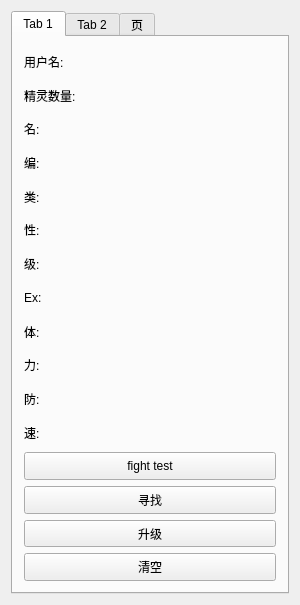
Qt form widget.ui (BuWH/Pokemon) before a commit.
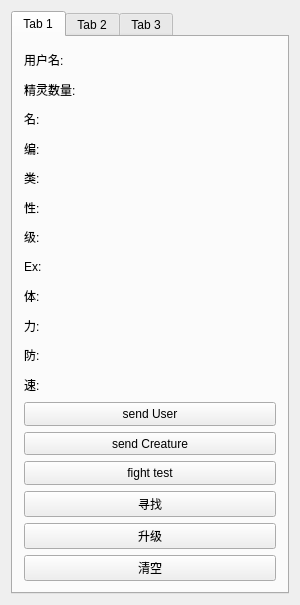
The same form after that commit. The open tabs and pages were chosen to show the change.

Commit message: add user data send & get

```diff
--- a/widget.ui
+++ b/widget.ui
@@ -22,8 +22,8 @@
   <property name="windowTitle">
    <string>Pokemon Test</string>
   </property>
-  <layout class="QVBoxLayout" name="verticalLayout">
-   <item>
+     <layout class="QGridLayout" name="gridLayout">
+         <item row="0" column="0">
     <widget class="QTabWidget" name="tabWidget">
      <property name="currentIndex">
       <number>0</number>
@@ -201,6 +201,44 @@
          </property>
         </widget>
        </item>
+          <item>
+              <widget class="QPushButton" name="sendUser">
+                  <property name="sizePolicy">
+                      <sizepolicy hsizetype="Minimum" vsizetype="Minimum">
+                          <horstretch>0</horstretch>
+                          <verstretch>0</verstretch>
+                      </sizepolicy>
+                  </property>
+                  <property name="minimumSize">
+                      <size>
+                          <width>0</width>
+                          <height>0</height>
+                      </size>
+                  </property>
+                  <property name="text">
+                      <string>send User</string>
+                  </property>
+              </widget>
+          </item>
+          <item>
+              <widget class="QPushButton" name="sendCreature">
+                  <property name="sizePolicy">
+                      <sizepolicy hsizetype="Minimum" vsizetype="Minimum">
+                          <horstretch>0</horstretch>
+                          <verstretch>0</verstretch>
+                      </sizepolicy>
+                  </property>
+                  <property name="minimumSize">
+                      <size>
+                          <width>0</width>
+                          <height>0</height>
+                      </size>
+                  </property>
+                  <property name="text">
+                      <string>send Creature</string>
+                  </property>
+              </widget>
+          </item>
        <item>
         <widget class="QPushButton" name="fight">
          <property name="sizePolicy">
@@ -353,7 +391,7 @@
      </widget>
      <widget class="QWidget" name="tab">
       <attribute name="title">
-       <string>页</string>
+          <string>Tab 3</string>
       </attribute>
      </widget>
     </widget>
```
Left out of the diff: 4 changed lines with no effect on the pictures. The commit also changes 12 other files.
